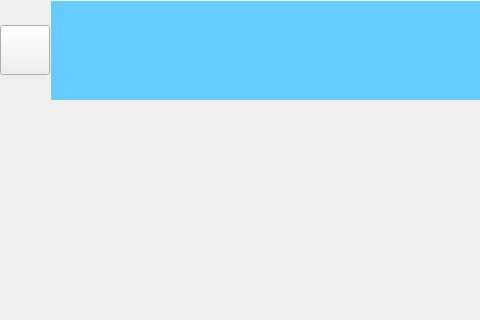
Above: main/mainwindow.ui from xutongxin1/WirelessMonitor before the change; both pictures show x 0 to 480 and y 0 to 320 of the 1080 by 720 pixel window. Below: the same form after it.
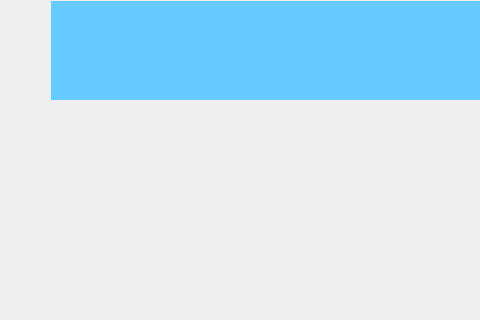
That is the form after the change. Custom widgets are drawn as their Qt base class.

Patch:
```diff
--- a/main/mainwindow.ui
+++ b/main/mainwindow.ui
@@ -90,6 +90,11 @@
          <height>50</height>
         </size>
        </property>
+       <property name="styleSheet">
+        <string notr="true">background-color: rgba(0, 0, 0,0);
+
+border:none;</string>
+       </property>
        <property name="text">
         <string/>
        </property>
```
